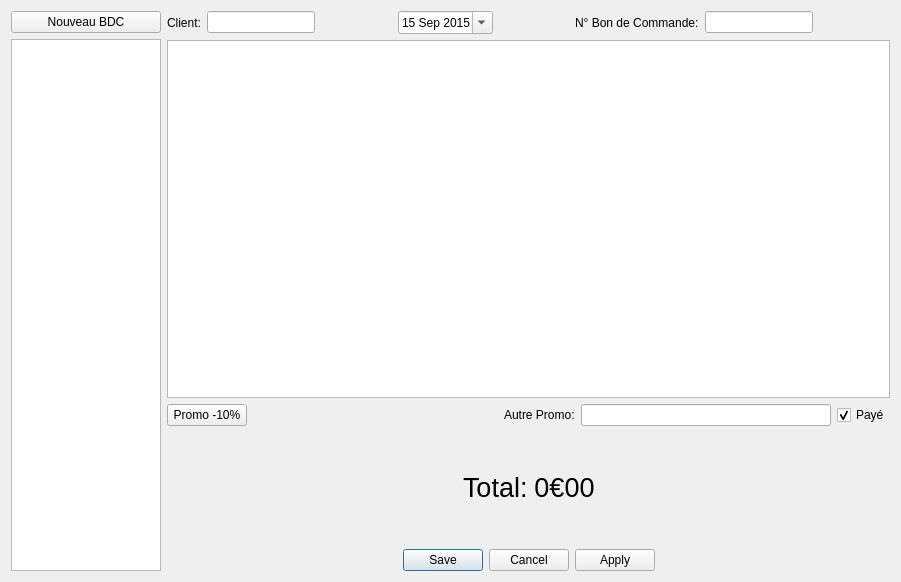
Before: the Qt Designer form marielr/ongletbdcclients.ui in toopoormaghell/marielr, drawn with Qt 5.
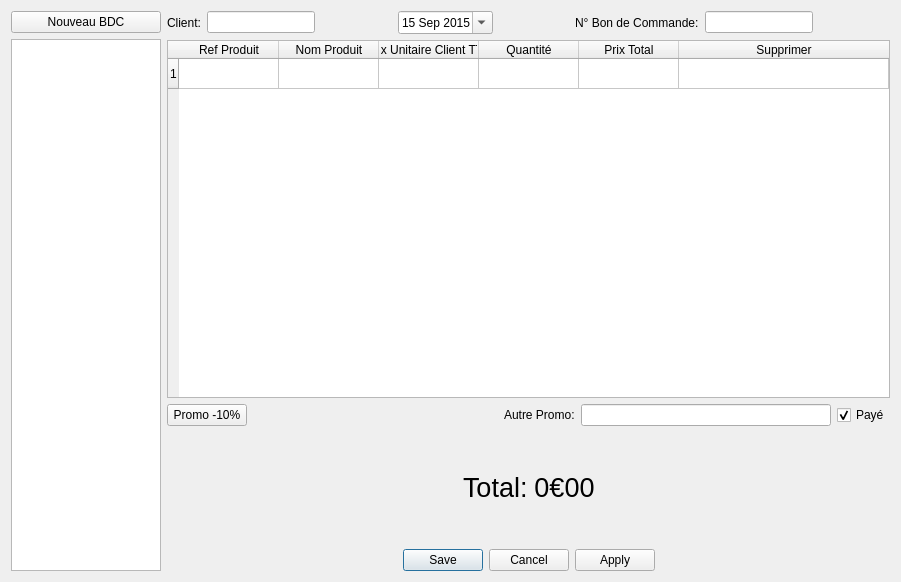
After: the same form once the commit is applied.

Commit message: Pas mal de choses réglées: - les modifications de commandes ainsi que les suppressions de produits s'effectuent correctement. - changement du tableau de produit sur l'onglet BDC Clients en QTableWidget pour pouvoir ajouter les boutons supprimer. - La promo -10% s'applique en un clic. Elle s'enregistre bien, mais pour l'instant l'onglet récap n'en fait rien. - Pleins de petits bugs réglés dans l'ongletbdcclients. - Ajout du QSS en fonction. - Les onglets doivent intéragir entre eux maintenant.

Diff of the .ui file:
```diff
--- a/marielr/ongletbdcclients.ui
+++ b/marielr/ongletbdcclients.ui
@@ -148,7 +148,7 @@
       </layout>
      </item>
      <item>
-      <widget class="QTableView" name="TableauProduits">
+      <widget class="QTableWidget" name="TableauProduits">
        <property name="midLineWidth">
         <number>7</number>
        </property>
@@ -161,9 +161,49 @@
        <property name="selectionMode">
         <enum>QAbstractItemView::SingleSelection</enum>
        </property>
-       <attribute name="verticalHeaderVisible">
+       <property name="rowCount">
+        <number>1</number>
+       </property>
+       <property name="columnCount">
+        <number>6</number>
+       </property>
+       <attribute name="horizontalHeaderShowSortIndicator" stdset="0">
         <bool>false</bool>
        </attribute>
+       <attribute name="horizontalHeaderStretchLastSection">
+        <bool>true</bool>
+       </attribute>
+       <row/>
+       <column>
+        <property name="text">
+         <string>Ref Produit</string>
+        </property>
+       </column>
+       <column>
+        <property name="text">
+         <string>Nom Produit</string>
+        </property>
+       </column>
+       <column>
+        <property name="text">
+         <string>Prix Unitaire Client TTC</string>
+        </property>
+       </column>
+       <column>
+        <property name="text">
+         <string>Quantité</string>
+        </property>
+       </column>
+       <column>
+        <property name="text">
+         <string>Prix Total</string>
+        </property>
+       </column>
+       <column>
+        <property name="text">
+         <string>Supprimer</string>
+        </property>
+       </column>
       </widget>
      </item>
      <item>
```
The commit also changes 18 other files.
